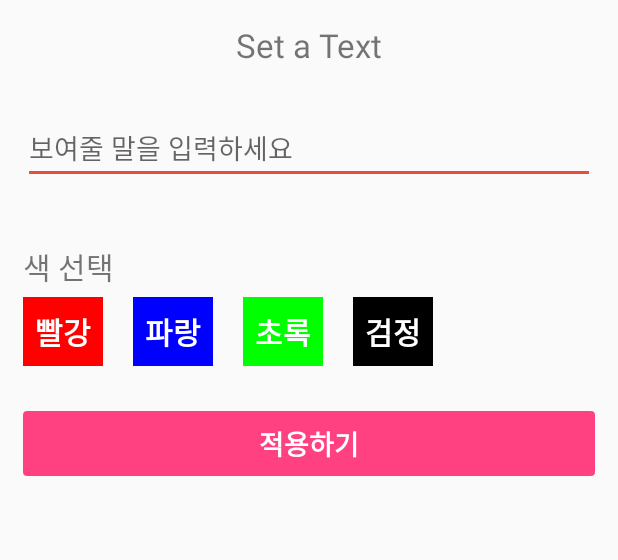
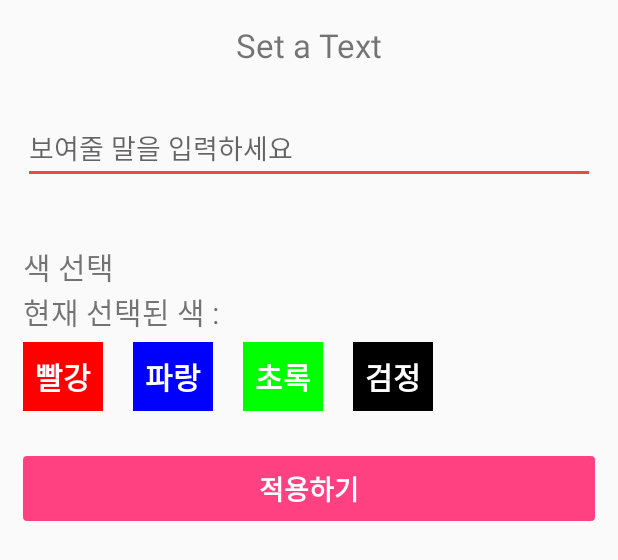
Before and after one commit to ChaeLinYeo/V-CommerceApplication, an Android app: the layout text_setup.xml on its own in the app's theme, with its tools: preview values and no code run, on a phone screen of 412 x 824 dp. Shown: the top 560 px of the screen. Run offline under Robolectric (Android 15) with nearby library versions, the phone set to English and light mode, and no system bars.

Commit message:
재선택 방지, 색깔바뀜표시

```diff
--- a/rtmp_rtsp_stream_client_java_master/app/src/main/res/layout/text_setup.xml
+++ b/rtmp_rtsp_stream_client_java_master/app/src/main/res/layout/text_setup.xml
@@ -30,21 +30,32 @@
         android:text="색 선택"
         android:textSize="20sp"/>
 
+    <TextView
+        android:id="@+id/select_color"
+        android:layout_width="wrap_content"
+        android:layout_height="wrap_content"
+        android:layout_below="@+id/colortitle"
+        android:layout_marginTop="0dp"
+        android:text="현재 선택된 색 : "
+        android:textSize="20sp" />
+
     <LinearLayout
         android:id="@+id/colorpp"
         android:layout_width="match_parent"
         android:layout_height="wrap_content"
-        android:orientation="horizontal"
-        android:layout_below="@id/colortitle">
+        android:layout_below="@+id/select_color"
+        android:layout_marginTop="0dp"
+        android:orientation="horizontal">
 
         <Button
+            android:id="@+id/select_red"
             android:layout_width="wrap_content"
             android:layout_height="wrap_content"
-            android:text="빨강"
-            android:textSize="20sp"
             android:layout_marginTop="5dp"
             android:background="@color/red"
-            android:id="@+id/select_red"/>
+            android:text="빨강"
+            android:textSize="20sp" />
+
         <Button
             android:id="@+id/select_blue"
             android:layout_width="wrap_content"
@@ -54,24 +65,26 @@
             android:background="@color/blue"
             android:text="파랑"
             android:textSize="20sp" />
+
         <Button
+            android:id="@+id/select_green"
             android:layout_width="wrap_content"
             android:layout_height="wrap_content"
-            android:text="초록"
-            android:textSize="20sp"
             android:layout_marginLeft="20dp"
             android:layout_marginTop="5dp"
             android:background="@color/green"
-            android:id="@+id/select_green"/>
+            android:text="초록"
+            android:textSize="20sp" />
+
         <Button
+            android:id="@+id/select_black"
             android:layout_width="wrap_content"
             android:layout_height="wrap_content"
-            android:text="검정"
-            android:textSize="20sp"
             android:layout_marginLeft="20dp"
             android:layout_marginTop="5dp"
             android:background="@color/black"
-            android:id="@+id/select_black"/>
+            android:text="검정"
+            android:textSize="20sp" />
     </LinearLayout>
     <Button
         android:id="@+id/btnAccept"
```
Also changed, not shown: rtmp_rtsp_stream_client_java_master/app/src/main/java/com/pedro/rtpstreamer/utils/PopupManager.java (+18 -4 lines).
